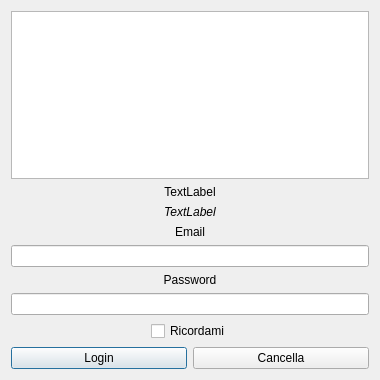
Before: the Qt Designer form KCloud/GraphicClient/LoginForm.ui in milazzo-g/KCloud, drawn with Qt 5.
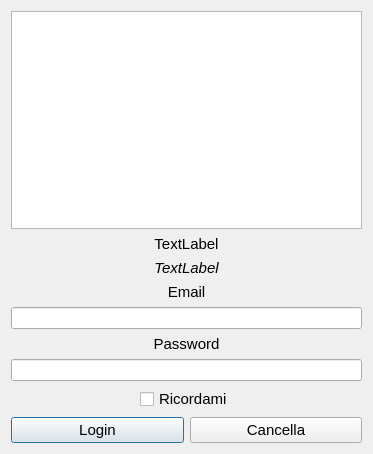
After: the same form once the commit is applied.

```diff
--- a/KCloud/GraphicClient/LoginForm.ui
+++ b/KCloud/GraphicClient/LoginForm.ui
@@ -6,13 +6,13 @@
    <rect>
     <x>0</x>
     <y>0</y>
-    <width>380</width>
-    <height>380</height>
+    <width>373</width>
+    <height>454</height>
    </rect>
   </property>
   <property name="font">
    <font>
-    <pointsize>9</pointsize>
+    <pointsize>11</pointsize>
    </font>
   </property>
   <property name="windowTitle">
@@ -42,7 +42,7 @@
     <widget class="QLabel" name="messageLabel">
      <property name="font">
       <font>
-       <pointsize>9</pointsize>
+       <pointsize>11</pointsize>
        <italic>true</italic>
       </font>
      </property>
@@ -58,7 +58,7 @@
     <widget class="QLabel" name="emailLabel">
      <property name="font">
       <font>
-       <pointsize>9</pointsize>
+       <pointsize>11</pointsize>
        <italic>false</italic>
       </font>
      </property>
@@ -86,7 +86,7 @@
     <widget class="QLabel" name="passwordLabel">
      <property name="font">
       <font>
-       <pointsize>9</pointsize>
+       <pointsize>11</pointsize>
       </font>
      </property>
      <property name="text">
@@ -131,7 +131,7 @@
       <widget class="QCheckBox" name="rememberCheckBox">
        <property name="font">
         <font>
-         <pointsize>9</pointsize>
+         <pointsize>11</pointsize>
         </font>
        </property>
        <property name="text">
@@ -160,7 +160,7 @@
       <widget class="QPushButton" name="loginBtn">
        <property name="font">
         <font>
-         <pointsize>9</pointsize>
+         <pointsize>11</pointsize>
         </font>
        </property>
        <property name="text">
@@ -172,7 +172,7 @@
       <widget class="QPushButton" name="cancelBtn">
        <property name="font">
         <font>
-         <pointsize>9</pointsize>
+         <pointsize>11</pointsize>
         </font>
        </property>
        <property name="text">
```
